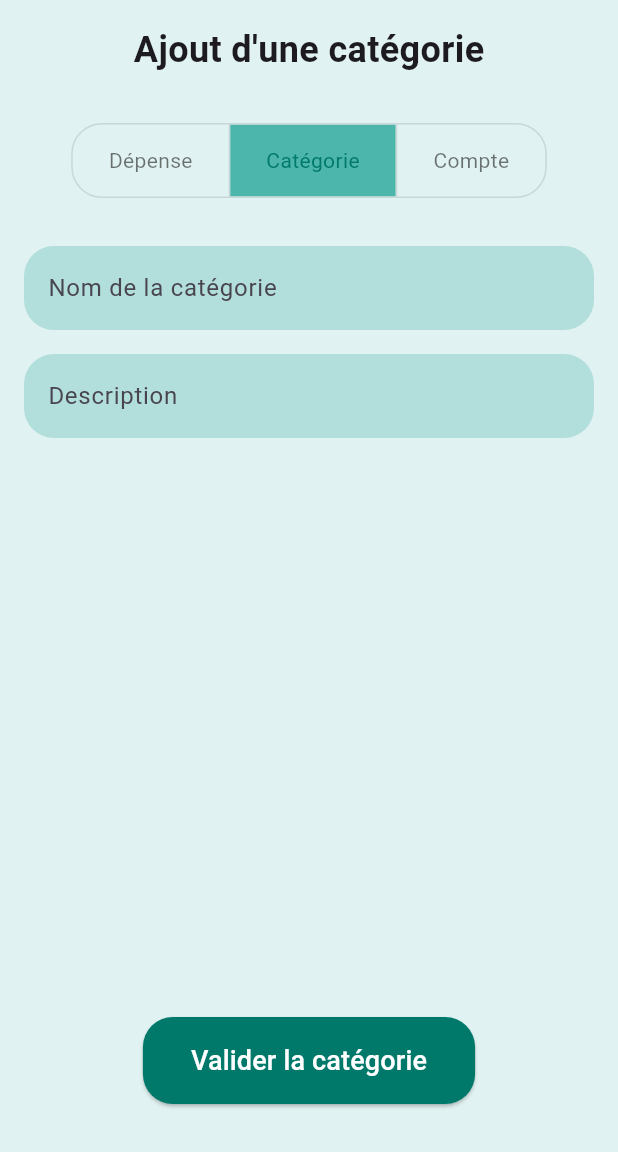
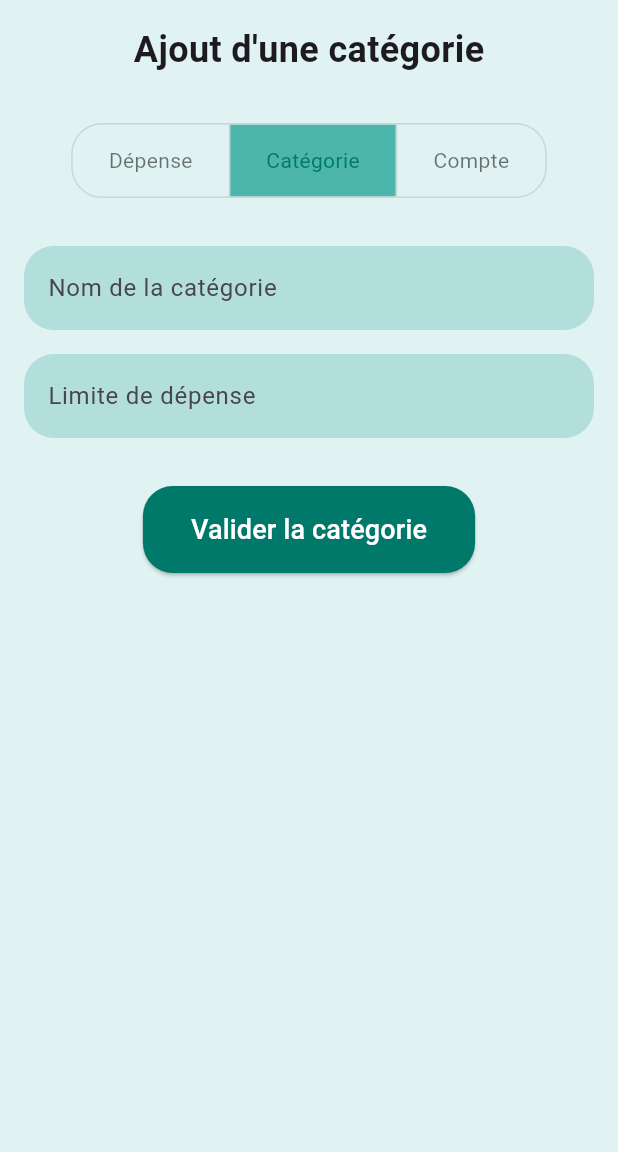
Before and after one commit to UnboringCompany/unboring_money, a Flutter app: the AddExpensePage screen opened directly, after a tap on "Catégorie", on a phone screen of 412 x 824 dp, the part 84-1236 px from its top. Run offline on Flutter 3.47's test engine with Material 3 defaults, Android fonts, the light colour scheme and no system bars; our stand-ins replace sqflite; accounts and stored records are empty.

Commit message:
feat: formulaires

```diff
--- a/lib/database/DatabaseHelper.dart
+++ b/lib/database/DatabaseHelper.dart
@@ -30,10 +30,10 @@ class DatabaseHelper {
       onCreate: (db, version) async {
         // Create tables here
         await db.execute('''
-          CREATE TABLE Depense (
+          CREATE TABLE Depenses (
             id INTEGER PRIMARY KEY AUTOINCREMENT,
             titre TEXT,
-            type TEXT,
+            categorieId INTEGER,
             montant REAL,
             date TEXT,
             compteId INTEGER,
@@ -42,14 +42,15 @@ class DatabaseHelper {
         ''');
 
         await db.execute('''
-          CREATE TABLE Categorie (
+          CREATE TABLE Categories (
             id INTEGER PRIMARY KEY AUTOINCREMENT,
-            nom TEXT
+            nom TEXT,
+            limite INTEGER
           )
         ''');
 
         await db.execute('''
-          CREATE TABLE Compte (
+          CREATE TABLE Comptes (
             id INTEGER PRIMARY KEY AUTOINCREMENT,
             nom TEXT
           )
@@ -58,30 +59,17 @@ class DatabaseHelper {
     );
   }
 
-  // Insert into Depense table
-  //Future<int> insertDepense(Map<String, dynamic> row) async {
-    //final db = await database;
-    //return await db.insert('Depense', row);
-  //}
-
   Future<void> insertDepense(Depense depense) async {
     final db = await database; // Obtention d’une référence sur la BD
     // Insertion dans la table Users
     await db.insert(
-      ' Categories',
+      ' Depenses',
       depense.toMap(),
       conflictAlgorithm: ConflictAlgorithm.replace,
       // `conflictAlgorithm` permet de détecter que le tuple inséré existe déjà
       // Ici, on spécifie qu’en pareil cas on remplace la donnée qui existait déjà
     );
-    print("new categorie");
   }
-
-  // Insert into Categorie table
-  //Future<int> insertCategorie(Map<String, dynamic> row) async {
-    //final db = await database;
-    //return await db.insert('Categorie', row);
-  //}
 
   Future<void> insertCategorie(Categorie categorie) async {
     final db = await database; // Obtention d’une référence sur la BD
@@ -93,14 +81,7 @@ class DatabaseHelper {
       // `conflictAlgorithm` permet de détecter que le tuple inséré existe déjà
       // Ici, on spécifie qu’en pareil cas on remplace la donnée qui existait déjà
     );
-    print("new categorie");
   }
-
-  // Insert into Compte table
-  //Future<int> insertCompte(Map<String, dynamic> row) async {
-  //final db = await database;
-  //return await db.insert('Compte', row);
-  //}
 
   Future<void> insertCompte(Compte compte) async {
     final db = await database; // Obtention d’une référence sur la BD
@@ -112,24 +93,24 @@ class DatabaseHelper {
       // `conflictAlgorithm` permet de détecter que le tuple inséré existe déjà
       // Ici, on spécifie qu’en pareil cas on remplace la donnée qui existait déjà
     );
-    print("new account");
   }
 
   Future<List<Categorie>> getCategories() async {
     final db = await database;
-    final List<Map<String, dynamic>> maps = await db.query('Categorie');
+    final List<Map<String, dynamic>> maps = await db.query('Categories');
     return List.generate(maps.length, (i) {
       return Categorie(
         id: maps[i]['id'],
         nom: maps[i]['nom'],
-        description: '',
+        limite: maps[i]['limite'],
       );
     });
   }
 
   Future<List<Compte>> getComptes() async {
     final db = await database;
-    final List<Map<String, dynamic>> maps = await db.query('Categorie');
+    final List<Map<String, dynamic>> maps = await db.query('Comptes');
+
     return List.generate(maps.length, (i) {
       return Compte(
         id: maps[i]['id'],
@@ -137,4 +118,23 @@ class DatabaseHelper {
       );
     });
   }
+
+  Future<List<Depense>> getDepenses() async {
+    final db = await database;
+    final List<Map<String, dynamic>> maps = await db.query('Depenses');
+
+    print(maps);
+
+    return List.generate(maps.length, (i) {
+      return Depense(
+        id: maps[i]['id'],
+        titre: maps[i]['titre'],
+        montant: maps[i]['montant'],
+        date: maps[i]['date'],
+        compteId: maps[i]['compteId'],
+        categorieId: maps[i]['categorieId'],
+        recurrence: maps[i]['recurrence'],
+      );
+    });
+  }
 }
--- a/lib/models/Categorie.dart
+++ b/lib/models/Categorie.dart
@@ -1,15 +1,15 @@
 class Categorie {
   final int? id;
   final String nom;
-  final String description;
+  final int limite;
 
-  Categorie({this.id, required this.nom, required this.description});
+  Categorie({this.id, required this.nom, required this.limite});
 
   // Convert a Categorie into a Map.
   Map<String, dynamic> toMap() {
     return {
       'nom': nom,
-      'description': description,
+      'limite': limite
     };
   }
 }
--- a/lib/models/Depense.dart
+++ b/lib/models/Depense.dart
@@ -1,16 +1,16 @@
 class Depense {
   final int? id;
   final String titre;
-  final String type;
+  final int categorieId;
   final double montant;
-  final DateTime date;
+  final String date;
   final int compteId;
   final String recurrence;
 
   Depense({
     this.id,
     required this.titre,
-    required this.type,
+    required this.categorieId,
     required this.montant,
     required this.date,
     required this.compteId,
@@ -20,8 +20,9 @@ class Depense {
   // Convert a Depense into a Map.
   Map<String, dynamic> toMap() {
     return {
+      'id': id,
       'titre': titre,
-      'type': type,
+      'categorieId': categorieId,
       'montant': montant,
       'date': date,
       'compteId': compteId,
--- a/lib/screens/add_depense.dart
+++ b/lib/screens/add_depense.dart
@@ -24,7 +24,7 @@ class _AddExpensePageState extends State<AddExpensePage> {
   final String _recurrence = 'ponctuelle'; // Valeur par défaut
 
   final _categorieNomController = TextEditingController();
-  final _categorieDescriptionController = TextEditingController();
+  final _categorieLimiteController = TextEditingController();
 
   final _compteNomController = TextEditingController();
 
@@ -36,18 +36,28 @@ class _AddExpensePageState extends State<AddExpensePage> {
     super.initState();
     fetchCategories();
     fetchComptes();
+    fetchDepenses();
+  }
+
+  Future<void> fetchDepenses() async {
+    final dbHelper = DatabaseHelper();
+    await dbHelper.getDepenses();
   }
 
   Future<void> fetchCategories() async {
     final dbHelper = DatabaseHelper();
     _categories = await dbHelper.getCategories();
-    setState(() {});
+    setState(() {
+      _categories = _categories;
+    });
   }
 
   Future<void> fetchComptes() async {
     final dbHelper = DatabaseHelper();
     _comptes = await dbHelper.getComptes();
-    setState(() {});
+    setState(() {
+      _comptes = _comptes;
+    });
   }
 
   // Fonction pour sélectionner une date avec des couleurs personnalisées
@@ -90,6 +100,8 @@ class _AddExpensePageState extends State<AddExpensePage> {
   void _onSelectionChanged(int index) {
     setState(() {
       _selectedTab = index;
+      fetchCategories();
+      fetchComptes();
     });
   }
 
@@ -102,7 +114,9 @@ class _AddExpensePageState extends State<AddExpensePage> {
         title: const Text('UnboringMoney'),
         elevation: 0,
       ),
-      body: Padding(
+      body: SafeArea(
+        child: SingleChildScrollView(
+          child: Padding(
             padding: const EdgeInsets.all(16.0),
             child: Column(
               crossAxisAlignment: CrossAxisAlignment.start,
@@ -119,11 +133,9 @@ class _AddExpensePageState extends State<AddExpensePage> {
                 const SizedBox(height: 16),
                 // Utilisation du widget ToggleButtonSelectionAdder
                 Padding(
-              padding: const EdgeInsets.symmetric(
-                  vertical: 16.0), // Marge verticale autour du toggle
+                  padding: const EdgeInsets.symmetric(vertical: 16.0),
                   child: Center(
-                child: ToggleButtonSelectionAdder(
-                    onSelectionChanged: _onSelectionChanged),
+                    child: ToggleButtonSelectionAdder(onSelectionChanged: _onSelectionChanged),
                   ),
                 ),
                 const SizedBox(height: 16),
@@ -145,15 +157,30 @@ class _AddExpensePageState extends State<AddExpensePage> {
                         _selectedCompteId = newValue;
                       });
                     },
+                    titreController: _titreController,  // Ajout du controller pour le titre
+                    montantController: _montantController,  // Ajout du controller pour le montant
                   ),
-            if (_selectedTab == 1) const CategoryForm(),
-            if (_selectedTab == 2) const AccountForm(),
-            const Spacer(),
+                if (_selectedTab == 1)
+                    CategoryForm(
+                    categorieNomController: _categorieNomController,
+                    categorieLimiteController: _categorieLimiteController,
+                  ),
+                if (_selectedTab == 2)
+                  AccountForm(
+                    compteNomController: _compteNomController,
+                  ),
+                const SizedBox(height: 16),
                 Center(
                   child: ElevatedButton(
                       onPressed: () {
-                  if(_selectedTab == 0){
-                    final depense = Depense(titre: _titreController.text, montant: double.parse(_montantController.text), type: _categorieNomController.text, date: selectedDate, compteId: _selectedCompteId!, recurrence: _recurrence);
+                        if (_selectedTab == 0) {
+                          final depense = Depense(
+                              titre: _titreController.text,
+                              montant: double.parse(_montantController.text),
+                              categorieId: _selectedCategorieId!,
+                              date: selectedDate.toIso8601String(),
+                              compteId: _selectedCompteId!,
+                              recurrence: _recurrence);
                           final dbHelper = DatabaseHelper();
                           dbHelper.insertDepense(depense);
                           _titreController.text = "";
@@ -163,11 +190,13 @@ class _AddExpensePageState extends State<AddExpensePage> {
                         }
 
                         if (_selectedTab == 1) {
-                    final categorie = Categorie(nom: _categorieNomController.text, description: _categorieDescriptionController.text);
+                          final categorie = Categorie(
+                              nom: _categorieNomController.text,
+                              limite: int.parse(_categorieLimiteController.text));
                           final dbHelper = DatabaseHelper();
                           dbHelper.insertCategorie(categorie);
                           _categorieNomController.text = "";
-                    _categorieDescriptionController.text = "";
+                          _categorieLimiteController.text = "";
                         }
 
                         if (_selectedTab == 2) {
@@ -176,12 +205,10 @@ class _AddExpensePageState extends State<AddExpensePage> {
                           dbHelper.insertCompte(compte);
                           _compteNomController.text = "";
                         }
-                  // Action à effectuer lorsque l'utilisateur valide
                       },
                     style: ElevatedButton.styleFrom(
                       backgroundColor: Colors.teal[700],
-                  padding:
-                      const EdgeInsets.symmetric(horizontal: 32, vertical: 16),
+                      padding: const EdgeInsets.symmetric(horizontal: 32, vertical: 16),
                       shape: RoundedRectangleBorder(
                         borderRadius: BorderRadius.circular(20),
                       ),
@@ -194,6 +221,8 @@ class _AddExpensePageState extends State<AddExpensePage> {
                 ),
                 const SizedBox(height: 16),
               ],
+            ),
+          ),
         ),
       ),
     );
@@ -210,8 +239,11 @@ class ExpenseForm extends StatelessWidget {
   final int? selectedCompteId;
   final Function(int?) onCategorieChanged;
   final Function(int?) onCompteChanged;
+  final TextEditingController titreController;  // Ajout du controller pour le titre
+  final TextEditingController montantController; // Ajout du controller pour le montant
 
-  const ExpenseForm({super.key,
+  const ExpenseForm({
+    super.key,
     required this.selectDate,
     required this.selectedDate,
     required this.categories,
@@ -220,6 +252,8 @@ class ExpenseForm extends StatelessWidget {
     this.selectedCompteId,
     required this.onCategorieChanged,
     required this.onCompteChanged,
+    required this.titreController,  // Recevoir le controller pour le titre
+    required this.montantController, // Recevoir le controller pour le montant
   });
 
   @override
@@ -227,8 +261,23 @@ class ExpenseForm extends StatelessWidget {
     return Column(
       crossAxisAlignment: CrossAxisAlignment.start,
       children: [
-        const ExpenseTextField(label: 'Titre de la dépense'),
+        // Utilisation du controller pour le titre de la dépense
+        TextField(
+          controller: titreController,
+          decoration: InputDecoration(
+            labelText: 'Titre de la dépense',
+            filled: true,
+            fillColor: Colors.teal[100],
+            contentPadding: const EdgeInsets.symmetric(vertical: 16, horizontal: 12),
+            border: OutlineInputBorder(
+              borderRadius: BorderRadius.circular(20),
+              borderSide: BorderSide.none,
+            ),
+          ),
+        ),
         const SizedBox(height: 16),
+
+        // Dropdown pour sélectionner une catégorie
         Container(
           padding: const EdgeInsets.symmetric(vertical: 4, horizontal: 12),
           decoration: BoxDecoration(
@@ -245,41 +294,54 @@ class ExpenseForm extends StatelessWidget {
                 child: Text(categorie.nom),
               );
             }).toList(),
-            underline: Container(), // Remove the underline
-            isExpanded: true, // Expand the dropdown to fill the container
+            underline: Container(),
+            isExpanded: true,
           ),
         ),
         const SizedBox(height: 16),
-        Row(
-          children: [
-            const Expanded(child: ExpenseTextField(label: 'Montant')),
-            const SizedBox(width: 16),
-            Expanded(
-              child: GestureDetector(
+
+        // Champ pour le montant avec controller
+        TextField(
+          controller: montantController,
+          keyboardType: TextInputType.number, // Pour forcer une entrée numérique
+          decoration: InputDecoration(
+            labelText: 'Montant',
+            filled: true,
+            fillColor: Colors.teal[100],
+            contentPadding: const EdgeInsets.symmetric(vertical: 16, horizontal: 12),
+            border: OutlineInputBorder(
+              borderRadius: BorderRadius.circular(20),
+              borderSide: BorderSide.none,
+            ),
+          ),
+        ),
+        const SizedBox(height: 16),
+
+        // Sélection de la date
+        GestureDetector(
           onTap: () => selectDate(context),
           child: Container(
-                  padding:
-                      const EdgeInsets.symmetric(vertical: 16, horizontal: 12),
+            padding: const EdgeInsets.symmetric(vertical: 16, horizontal: 12),
             decoration: BoxDecoration(
               borderRadius: BorderRadius.circular(20),
               color: Colors.teal[100],
             ),
-                  child: const Row(
+            child: Row(
               mainAxisAlignment: MainAxisAlignment.spaceBetween,
               children: [
                 Text(
-                        'Date',
-                        style: TextStyle(fontSize: 16),
+                  //'${selectedDate.toLocal().day}/${selectedDate.toLocal().month}/${selectedDate.toLocal().year}',
+                  '${selectedDate.toLocal().day.toString().padLeft(2, '0')}/${selectedDate.toLocal().month.toString().padLeft(2, '0')}/${selectedDate.toLocal().year}',
+                  style: const TextStyle(fontSize: 16),
                 ),
-                      Icon(Icons.calendar_today),
+                const Icon(Icons.calendar_today),
               ],
             ),
           ),
         ),
-            ),
-          ],
-        ),
         const SizedBox(height: 16),
+
+        // Dropdown pour sélectionner un compte
         Container(
           padding: const EdgeInsets.symmetric(vertical: 4, horizontal: 12),
           decoration: BoxDecoration(
@@ -296,27 +358,26 @@ class ExpenseForm extends StatelessWidget {
                 child: Text(compte.nom),
               );
             }).toList(),
-            underline: Container(), // Remove the underline
-            isExpanded: true, // Expand the dropdown to fill the container
+            underline: Container(),
+            isExpanded: true,
           ),
         ),
         const SizedBox(height: 16),
+
+        // Sélection du type de dépense
         DropdownButtonFormField<String>(
           decoration: InputDecoration(
             filled: true,
             fillColor: Colors.teal[100],
-            contentPadding:
-                const EdgeInsets.symmetric(vertical: 16, horizontal: 12),
+            contentPadding: const EdgeInsets.symmetric(vertical: 16, horizontal: 12),
             border: OutlineInputBorder(
               borderRadius: BorderRadius.circular(20),
               borderSide: BorderSide.none,
             ),
           ),
           items: const [
-            DropdownMenuItem(
-                value: 'ponctuelle', child: Text('Dépense ponctuelle')),
-            DropdownMenuItem(
-                value: 'recurrente', child: Text('Dépense récurrente')),
+            DropdownMenuItem(value: 'ponctuelle', child: Text('Dépense ponctuelle')),
+            DropdownMenuItem(value: 'recurrente', child: Text('Dépense récurrente')),
           ],
           onChanged: (value) {
             // Gérer le changement de valeur
@@ -328,18 +389,53 @@ class ExpenseForm extends StatelessWidget {
   }
 }
 
+
 // Formulaire pour l'ajout de catégorie (à personnaliser)
 class CategoryForm extends StatelessWidget {
-  const CategoryForm({super.key});
+  final TextEditingController categorieNomController;
+  final TextEditingController categorieLimiteController;
+
+  const CategoryForm({
+    super.key,
+    required this.categorieNomController,
+    required this.categorieLimiteController,
+  });
 
   @override
   Widget build(BuildContext context) {
-    return const Column(
+    return Column(
       crossAxisAlignment: CrossAxisAlignment.start,
       children: [
-        ExpenseTextField(label: 'Nom de la catégorie'),
-        SizedBox(height: 16),
-        ExpenseTextField(label: 'Description'),
+        TextField(
+          controller: categorieNomController,
+          decoration: InputDecoration(
+            labelText: 'Nom de la catégorie',
+            filled: true,
+            fillColor: Colors.teal[100],
+            contentPadding:
+                const EdgeInsets.symmetric(vertical: 16, horizontal: 12),
+            border: OutlineInputBorder(
+              borderRadius: BorderRadius.circular(20),
+              borderSide: BorderSide.none,
+            ),
+          ),
+        ),
+        const SizedBox(height: 16),
+        TextField(
+          controller: categorieLimiteController,
+          decoration: InputDecoration(
+            labelText: 'Limite de dépense',
+            filled: true,
+            fillColor: Colors.teal[100],
+            contentPadding:
+                const EdgeInsets.symmetric(vertical: 16, horizontal: 12),
+            border: OutlineInputBorder(
+              borderRadius: BorderRadius.circular(20),
+              borderSide: BorderSide.none,
+            ),
+          ),
+        ),
+        const SizedBox(height: 16),
       ],
     );
   }
@@ -347,15 +443,30 @@ class CategoryForm extends StatelessWidget {
 
 // Formulaire pour l'ajout de compte (à personnaliser)
 class AccountForm extends StatelessWidget {
-  const AccountForm({super.key});
+  final TextEditingController compteNomController;
+
+  const AccountForm({super.key, required this.compteNomController});
 
   @override
   Widget build(BuildContext context) {
-    return const Column(
+    return Column(
       crossAxisAlignment: CrossAxisAlignment.start,
       children: [
-        ExpenseTextField(label: 'Nom du compte'),
-        SizedBox(height: 16),
+        TextField(
+          controller: compteNomController,
+          decoration: InputDecoration(
+            labelText: 'Nom du compte',
+            filled: true,
+            fillColor: Colors.teal[100],
+            contentPadding:
+                const EdgeInsets.symmetric(vertical: 16, horizontal: 12),
+            border: OutlineInputBorder(
+              borderRadius: BorderRadius.circular(20),
+              borderSide: BorderSide.none,
+            ),
+          ),
+        ),
+        const SizedBox(height: 16),
       ],
     );
   }
```
Lines whose indentation alone changed are shown as unchanged.
